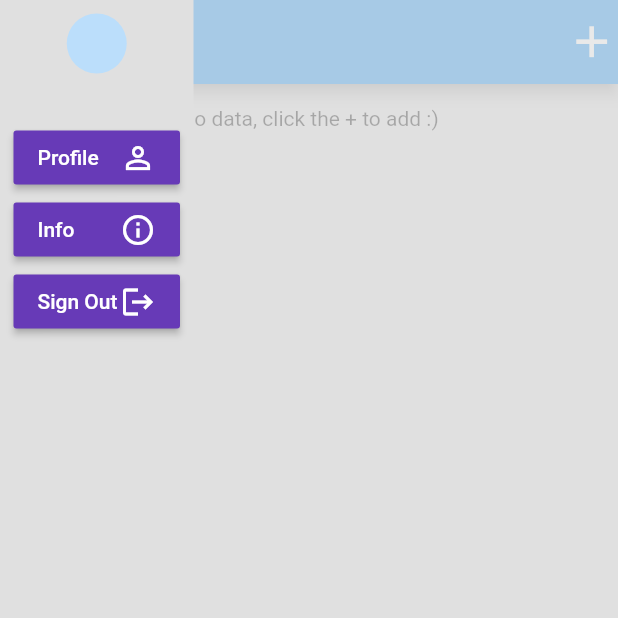
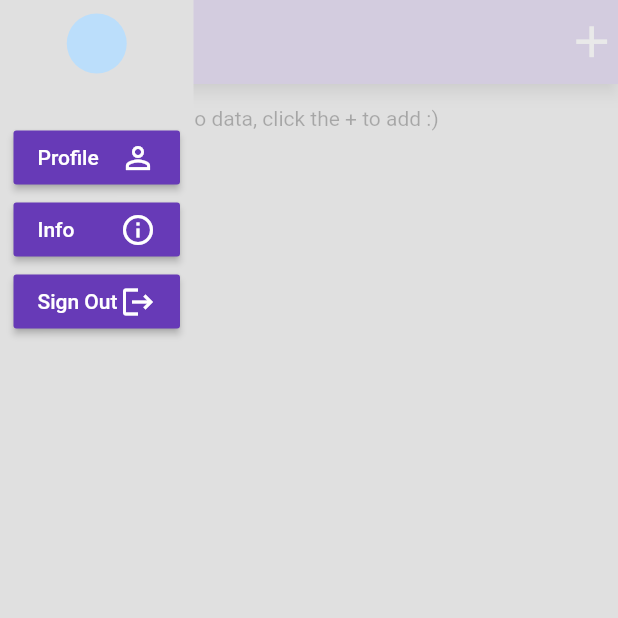
Before and after one commit to mehmetcannn0/not_defteri, a Flutter app: the screen it shows once a user with an empty profile is signed in, with the side drawer open, on a phone screen of 412 x 824 dp, the top half of it. Run offline on Flutter 3.47's test engine with Material 2 defaults, Android fonts, the phone set to English and light mode, and no system bars; our stand-ins replace cloud_firestore, cool_alert, file_picker, firebase_auth, firebase_core, firebase_storage and 1 more; missing offline and left inert: syncfusion_flutter_pdfviewer; accounts and stored records are empty; network calls fail.

Commit message:
flutter guncelleme sonrası hatalar gıderıldı

```diff
--- a/lib/main.dart
+++ b/lib/main.dart
@@ -13,10 +13,16 @@ void main() async {
   runApp(const MyApp());
 }
 // TODO: renkler duzenlecek
-// TODO: drawer duzenlenecek
+//** detail +*/ +home + forgot + register
+
 // TODO: gereksiz printler + comment ler sılınecek
+//** tum printler commit yapıldı
+//** detail +*/ +register + forgot+home
+//!!! commıtler ıncelenedcek
+
 // TODO: hata alınabılecek yerler test edılecek
-// TODO: data ekle butonu appbar a tasınacak
+
+// !!! TODO: bos data eklenıyor
 
 class MyApp extends StatelessWidget {
   const MyApp({super.key});
@@ -25,14 +31,16 @@ class MyApp extends StatelessWidget {
   Widget build(BuildContext context) {
     return MaterialApp(
       theme: ThemeData(
-        backgroundColor: Colors.grey[300],
-        dialogBackgroundColor: Colors.grey[200],
-        primaryColor: Colors.white,
-        primaryColorDark: Colors.black,
-        buttonColor: Colors.deepPurple,
-      ),
+          backgroundColor: Colors.grey[300],
+          dialogBackgroundColor: Colors.grey[200],
+          primaryColor: Colors.white,
+          primaryColorDark: Colors.black,
+          // buttonColor: Colors.deepPurple,
+          appBarTheme: AppBarTheme(
+            backgroundColor: Colors.deepPurple[200],
+          )),
       debugShowCheckedModeBanner: false,
-      home: MainPage(),
+      home: const MainPage(),
     );
   }
 }
--- a/lib/pages/forgot_password_page.dart
+++ b/lib/pages/forgot_password_page.dart
@@ -98,7 +98,7 @@ class _ForgotPasswordState extends State<ForgotPassword> {
             ),
             MaterialButton(
               onPressed: passwordReset,
-              color: Theme.of(context).buttonColor,
+              color: Colors.deepPurple,
               child: const Text("Reset Password"),
             ),
           ],
--- a/lib/pages/home_page.dart
+++ b/lib/pages/home_page.dart
@@ -158,7 +158,7 @@ class _HomePageState extends State<HomePage> {
                   Navigator.of(context).push(MaterialPageRoute(
                       builder: (context) => const ProfilePage()));
                 },
-                color: Theme.of(context).buttonColor,
+                color: Colors.deepPurple,
                 child: Row(
                   mainAxisAlignment: MainAxisAlignment.spaceBetween,
                   children: [
@@ -177,7 +177,7 @@ class _HomePageState extends State<HomePage> {
                     builder: (context) => const InfoPage(),
                   ));
                 },
-                color: Theme.of(context).buttonColor,
+                color: Colors.deepPurple,
                 child: Row(
                   mainAxisAlignment: MainAxisAlignment.spaceBetween,
                   children: [
@@ -194,7 +194,7 @@ class _HomePageState extends State<HomePage> {
                 onPressed: () {
                   FirebaseAuth.instance.signOut();
                 },
-                color: Theme.of(context).buttonColor,
+                color: Colors.deepPurple,
                 child: Row(
                   mainAxisAlignment: MainAxisAlignment.spaceBetween,
                   children: [
@@ -302,7 +302,7 @@ class _HomePageState extends State<HomePage> {
                   return Expanded(
                     child: Center(
                       child: CircularProgressIndicator(
-                        color: Theme.of(context).buttonColor,
+                        color: Colors.deepPurple,
                       ),
                     ),
                   );
--- a/lib/pages/login_page.dart
+++ b/lib/pages/login_page.dart
@@ -181,7 +181,7 @@ class _LoginPageState extends State<LoginPage> {
                     child: Container(
                       padding: const EdgeInsets.all(20),
                       decoration: BoxDecoration(
-                          color: Theme.of(context).buttonColor,
+                          color: Colors.deepPurple,
                           borderRadius: BorderRadius.circular(12)),
                       child: Center(
                         child: Text(
--- a/lib/pages/profile_page.dart
+++ b/lib/pages/profile_page.dart
@@ -145,7 +145,7 @@ class _ProfilePageState extends State<ProfilePage> {
                         );
                       }
                     },
-                    color: Theme.of(context).buttonColor,
+                    color: Colors.deepPurple,
                     child: const Text("sifre yenıle"),
                   ),
                 ],
@@ -210,7 +210,7 @@ class _ProfilePageState extends State<ProfilePage> {
                       }
                     },
                     child: const Text("send email"),
-                    color: Theme.of(context).buttonColor,
+                    color: Colors.deepPurple,
                   ),
                 ],
               ),
--- a/lib/pages/register_page.dart
+++ b/lib/pages/register_page.dart
@@ -286,7 +286,7 @@ class _RegisterPageState extends State<RegisterPage> {
                     child: Container(
                       padding: const EdgeInsets.all(20),
                       decoration: BoxDecoration(
-                          color: Theme.of(context).buttonColor,
+                          color: Colors.deepPurple,
                           borderRadius: BorderRadius.circular(12)),
                       child: Center(
                         child: Text(
--- a/pubspec.yaml
+++ b/pubspec.yaml
@@ -40,7 +40,9 @@ dependencies:
   firebase_core: ^2.9.0
   google_fonts:
   cool_alert: ^1.1.0
-
+  file_picker: ^4.5.1
+  firebase_storage:
+  syncfusion_flutter_pdfviewer:
 
 dev_dependencies:
   flutter_test:
```
Also changed, not shown: lib/pages/detail.dart (+127 -2 lines), pubspec.lock, 7 other files.
